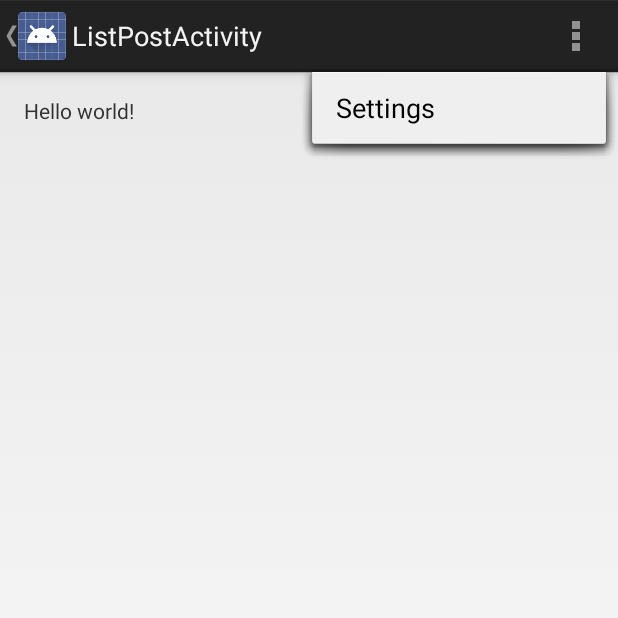
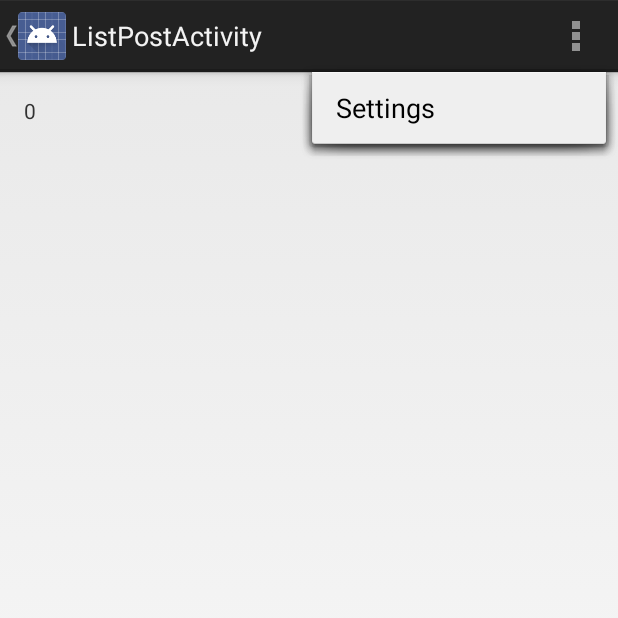
Before and after one commit to 91ferns/CalorieCounter, an Android app: the ListPostActivity screen opened directly, with no data from a screen before it, with the options menu open, on a phone screen of 412 x 824 dp, the top half of it. Run offline under Robolectric (Android 15) with nearby library versions, the phone set to English and light mode, and no system bars.

```diff
--- a/app/src/main/java/com/projectferns/caloriecounterapp/ListPostActivity.java
+++ b/app/src/main/java/com/projectferns/caloriecounterapp/ListPostActivity.java
@@ -10,6 +10,7 @@ import android.view.MenuItem;
 import android.view.View;
 import android.view.ViewGroup;
 import android.os.Build;
+import android.widget.TextView;
 
 import com.projectferns.caloriecounterapp.R;
 
@@ -19,13 +20,17 @@ public class ListPostActivity extends Activity {
     protected void onCreate(Bundle savedInstanceState) {
         super.onCreate(savedInstanceState);
         setContentView(R.layout.activity_list_post);
+
         if (savedInstanceState == null) {
+            PlaceholderFragment frag = new PlaceholderFragment();
+
             getFragmentManager().beginTransaction()
-                    .add(R.id.container, new PlaceholderFragment())
+                    .add(R.id.container, frag)
                     .commit();
+
         }
+
     }
-
 
     @Override
     public boolean onCreateOptionsMenu(Menu menu) {
@@ -51,6 +56,15 @@ public class ListPostActivity extends Activity {
      */
     public static class PlaceholderFragment extends Fragment {
 
+        @Override
+        public void onActivityCreated (Bundle savedInstanceState) {
+            super.onActivityCreated(savedInstanceState);
+
+            TextView tv = (TextView) getView().findViewById(R.id.top_text);
+            int x = getActivity().getIntent().getIntExtra("POST_ITEM_ID", 0);
+            tv.setText(Integer.toString(x));
+        }
+
         public PlaceholderFragment() {
         }
 
@@ -58,6 +72,7 @@ public class ListPostActivity extends Activity {
         public View onCreateView(LayoutInflater inflater, ViewGroup container,
                 Bundle savedInstanceState) {
             View rootView = inflater.inflate(R.layout.fragment_list_post, container, false);
+
             return rootView;
         }
     }
--- a/app/src/main/res/layout/fragment_list_post.xml
+++ b/app/src/main/res/layout/fragment_list_post.xml
@@ -9,6 +9,7 @@
     tools:context="com.projectferns.caloriecounterapp.ListPostActivity$PlaceholderFragment">
 
     <TextView
+        android:id="@+id/top_text"
         android:text="@string/hello_world"
         android:layout_width="wrap_content"
         android:layout_height="wrap_content" />
```
Also changed, not shown: app/src/main/java/com/projectferns/caloriecounterapp/MainActivity.java (+22 -14 lines).
